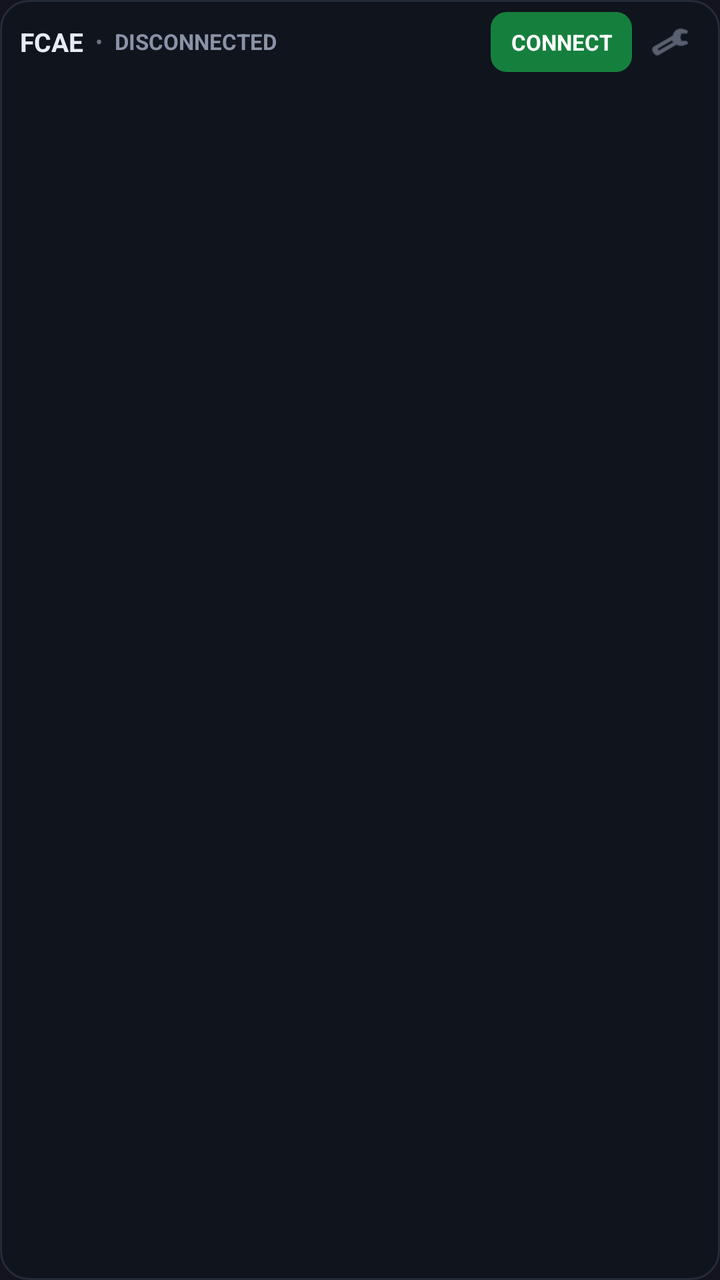
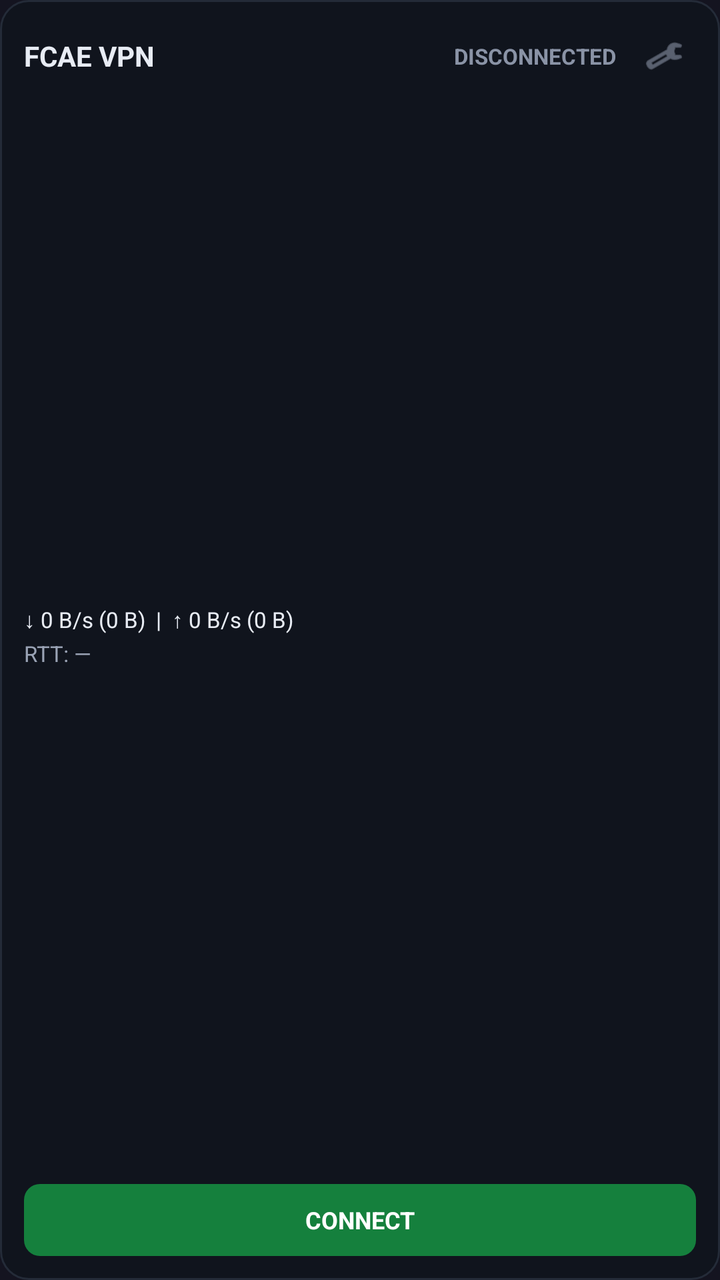

The first picture is an Android layout as it rendered before a commit; the second is the same layout after the commit. The layout source and the unified diff follow.
<!-- AndroidManifest.xml: application theme Theme.FCAEVPN -->
<!-- res/layout/widget_vpn.xml -->
<?xml version="1.0" encoding="utf-8"?>
<LinearLayout xmlns:android="http://schemas.android.com/apk/res/android"
    android:id="@+id/widget_root"
    android:layout_width="match_parent"
    android:layout_height="wrap_content"
    android:orientation="vertical"
    android:background="@drawable/widget_bg"
    android:paddingStart="10dp"
    android:paddingEnd="10dp"
    android:paddingTop="6dp"
    android:paddingBottom="6dp">

    <LinearLayout
        android:layout_width="match_parent"
        android:layout_height="wrap_content"
        android:orientation="horizontal"
        android:gravity="center_vertical">

        <LinearLayout
            android:id="@+id/widget_info_layout"
            android:layout_width="0dp"
            android:layout_height="wrap_content"
            android:layout_weight="1"
            android:orientation="horizontal"
            android:gravity="center_vertical">

            <TextView
                android:id="@+id/widget_title"
                android:layout_width="wrap_content"
                android:layout_height="wrap_content"
                android:text="FCAE"
                android:textColor="#FFE8ECF4"
                android:textSize="13sp"
                android:textStyle="bold" />

            <TextView
                android:layout_width="wrap_content"
                android:layout_height="wrap_content"
                android:layout_marginStart="6dp"
                android:layout_marginEnd="6dp"
                android:text="•"
                android:textColor="#FF6B7280"
                android:textSize="11sp" />

            <TextView
                android:id="@+id/widget_status"
                android:layout_width="wrap_content"
                android:layout_height="wrap_content"
                android:singleLine="true"
                android:ellipsize="end"
                android:text="DISCONNECTED"
                android:textColor="#FF8A93A6"
                android:textSize="11sp"
                android:textStyle="bold" />
        </LinearLayout>

        <TextView
            android:id="@+id/widget_btn_pause_resume"
            android:layout_width="wrap_content"
            android:layout_height="30dp"
            android:layout_marginEnd="5dp"
            android:minWidth="52dp"
            android:paddingStart="8dp"
            android:paddingEnd="8dp"
            android:gravity="center"
            android:background="@drawable/widget_btn_tun_stop"
            android:text="STOP"
            android:textColor="#FFFFFFFF"
            android:textSize="11sp"
            android:textStyle="bold"
            android:visibility="gone" />

        <TextView
            android:id="@+id/widget_btn_action"
            android:layout_width="wrap_content"
            android:layout_height="30dp"
            android:layout_marginEnd="4dp"
            android:minWidth="68dp"
            android:paddingStart="10dp"
            android:paddingEnd="10dp"
            android:gravity="center"
            android:background="@drawable/widget_btn_connect"
            android:text="CONNECT"
            android:textColor="#FFFFFFFF"
            android:textSize="11sp"
            android:textStyle="bold" />

        <ImageButton
            android:id="@+id/widget_btn_settings"
            android:layout_width="30dp"
            android:layout_height="30dp"
            android:background="@android:color/transparent"
            android:contentDescription="Settings"
            android:padding="5dp"
            android:scaleType="fitCenter"
            android:src="@android:drawable/ic_menu_preferences"
            android:tint="#FF8A93A6" />
    </LinearLayout>

    <TextView
        android:id="@+id/widget_stats"
        android:layout_width="match_parent"
        android:layout_height="wrap_content"
        android:layout_marginTop="2dp"
        android:singleLine="true"
        android:ellipsize="end"
        android:text="↓ 0 B/s (0 B)  |  ↑ 0 B/s (0 B)  |  RTT —"
        android:textColor="#FF9AA3B5"
        android:textSize="10sp"
        android:visibility="gone" />

</LinearLayout>
<!-- resources referenced by this layout -->
<resources>
  <!-- drawable widget_bg (drawable) -->
  <?xml version="1.0" encoding="utf-8"?>
  <shape xmlns:android="http://schemas.android.com/apk/res/android"
      android:shape="rectangle">
      <solid android:color="#FF10141D" />
      <corners android:radius="14dp" />
      <stroke
          android:width="1dp"
          android:color="#FF242B38" />
  </shape>
  <!-- drawable widget_btn_connect (drawable) -->
  <?xml version="1.0" encoding="utf-8"?>
  <shape xmlns:android="http://schemas.android.com/apk/res/android"
      android:shape="rectangle">
      <solid android:color="#FF15803D" />
      <corners android:radius="8dp" />
  </shape>
  <!-- drawable widget_btn_tun_stop (drawable) -->
  <?xml version="1.0" encoding="utf-8"?>
  <shape xmlns:android="http://schemas.android.com/apk/res/android"
      android:shape="rectangle">
      <solid android:color="#FFB45309" />
      <corners android:radius="8dp" />
  </shape>
  <style name="Theme.FCAEVPN" parent="Theme.MaterialComponents.DayNight.NoActionBar">
          <item name="colorPrimary">#FF1A3A5C</item>
          <item name="colorPrimaryVariant">#FF0D2137</item>
          <item name="colorOnPrimary">#FFFFFFFF</item>
          <item name="android:windowBackground">#FF141420</item>
          
          <item name="android:textColorPrimary">#FFE8ECF4</item>
          <item name="android:textColorSecondary">#FFB0B8C8</item>
          
          <item name="android:editTextColor">#FFE8ECF4</item>
          <item name="android:textColorHint">#FF6B7280</item>
          
          <item name="android:colorControlActivated">#FF60A5FA</item>
          
          <item name="android:textColorLink">#FF60A5FA</item>
          
          <item name="android:windowLightStatusBar">false</item>
      </style>
</resources>

<!-- the commit's change to res/layout/widget_vpn.xml (unified diff, before → after) -->
@@ -2,111 +2,118 @@
 <LinearLayout xmlns:android="http://schemas.android.com/apk/res/android"
     android:id="@+id/widget_root"
     android:layout_width="match_parent"
-    android:layout_height="wrap_content"
+    android:layout_height="match_parent"
     android:orientation="vertical"
     android:background="@drawable/widget_bg"
-    android:paddingStart="10dp"
-    android:paddingEnd="10dp"
-    android:paddingTop="6dp"
-    android:paddingBottom="6dp">
+    android:padding="12dp">
 
+    
+    <LinearLayout
+        android:id="@+id/widget_header"
+        android:layout_width="match_parent"
+        android:layout_height="wrap_content"
+        android:orientation="horizontal"
+        android:gravity="center_vertical">
+
+        <TextView
+            android:id="@+id/widget_title"
+            android:layout_width="0dp"
+            android:layout_height="wrap_content"
+            android:layout_weight="1"
+            android:text="FCAE VPN"
+            android:textColor="#FFE8ECF4"
+            android:textSize="14sp"
+            android:textStyle="bold" />
+
+        <TextView
+            android:id="@+id/widget_status"
+            android:layout_width="wrap_content"
+            android:layout_height="wrap_content"
+            android:singleLine="true"
+            android:ellipsize="end"
+            android:text="DISCONNECTED"
+            android:textColor="#FF8A93A6"
+            android:textSize="11sp"
+            android:textStyle="bold" />
+
+        <ImageButton
+            android:id="@+id/widget_btn_settings"
+            android:layout_width="32dp"
+            android:layout_height="32dp"
+            android:layout_marginStart="8dp"
+            android:background="@android:color/transparent"
+            android:contentDescription="Settings"
+            android:padding="6dp"
+            android:scaleType="fitCenter"
+            android:src="@android:drawable/ic_menu_preferences"
+            android:tint="#FF8A93A6" />
+    </LinearLayout>
+
+    
+    <LinearLayout
+        android:id="@+id/widget_stats_container"
+        android:layout_width="match_parent"
+        android:layout_height="0dp"
+        android:layout_weight="1"
+        android:layout_marginTop="6dp"
+        android:layout_marginBottom="6dp"
+        android:gravity="center_vertical"
+        android:orientation="vertical">
+
+        <TextView
+            android:id="@+id/widget_stats"
+            android:layout_width="match_parent"
+            android:layout_height="wrap_content"
+            android:singleLine="true"
+            android:ellipsize="end"
+            android:text="↓ 0 B/s (0 B)  |  ↑ 0 B/s (0 B)"
+            android:textColor="#FFE8ECF4"
+            android:textSize="11sp" />
+
+        <TextView
+            android:id="@+id/widget_rtt"
+            android:layout_width="match_parent"
+            android:layout_height="wrap_content"
+            android:layout_marginTop="2dp"
+            android:singleLine="true"
+            android:ellipsize="end"
+            android:text="RTT: —"
+            android:textColor="#FF9AA3B5"
+            android:textSize="11sp" />
+    </LinearLayout>
+
+    
     <LinearLayout
         android:layout_width="match_parent"
         android:layout_height="wrap_content"
         android:orientation="horizontal"
         android:gravity="center_vertical">
 
-        <LinearLayout
-            android:id="@+id/widget_info_layout"
-            android:layout_width="0dp"
-            android:layout_height="wrap_content"
-            android:layout_weight="1"
-            android:orientation="horizontal"
-            android:gravity="center_vertical">
-
-            <TextView
-                android:id="@+id/widget_title"
-                android:layout_width="wrap_content"
-                android:layout_height="wrap_content"
-                android:text="FCAE"
-                android:textColor="#FFE8ECF4"
-                android:textSize="13sp"
-                android:textStyle="bold" />
-
-            <TextView
-                android:layout_width="wrap_content"
-                android:layout_height="wrap_content"
-                android:layout_marginStart="6dp"
-                android:layout_marginEnd="6dp"
-                android:text="•"
-                android:textColor="#FF6B7280"
-                android:textSize="11sp" />
-
-            <TextView
-                android:id="@+id/widget_status"
-                android:layout_width="wrap_content"
-                android:layout_height="wrap_content"
-                android:singleLine="true"
-                android:ellipsize="end"
-                android:text="DISCONNECTED"
-                android:textColor="#FF8A93A6"
-                android:textSize="11sp"
-                android:textStyle="bold" />
-        </LinearLayout>
-
         <TextView
             android:id="@+id/widget_btn_pause_resume"
-            android:layout_width="wrap_content"
-            android:layout_height="30dp"
-            android:layout_marginEnd="5dp"
-            android:minWidth="52dp"
-            android:paddingStart="8dp"
-            android:paddingEnd="8dp"
+            android:layout_width="0dp"
+            android:layout_height="36dp"
+            android:layout_weight="1"
+            android:layout_marginEnd="8dp"
             android:gravity="center"
             android:background="@drawable/widget_btn_tun_stop"
             android:text="STOP"
             android:textColor="#FFFFFFFF"
-            android:textSize="11sp"
+            android:textSize="12sp"
             android:textStyle="bold"
             android:visibility="gone" />
 
         <TextView
             android:id="@+id/widget_btn_action"
-            android:layout_width="wrap_content"
-            android:layout_height="30dp"
-            android:layout_marginEnd="4dp"
-            android:minWidth="68dp"
-            android:paddingStart="10dp"
-            android:paddingEnd="10dp"
+            android:layout_width="0dp"
+            android:layout_height="36dp"
+            android:layout_weight="2"
             android:gravity="center"
             android:background="@drawable/widget_btn_connect"
             android:text="CONNECT"
             android:textColor="#FFFFFFFF"
-            android:textSize="11sp"
+            android:textSize="12sp"
             android:textStyle="bold" />
-
-        <ImageButton
-            android:id="@+id/widget_btn_settings"
-            android:layout_width="30dp"
-            android:layout_height="30dp"
-            android:background="@android:color/transparent"
-            android:contentDescription="Settings"
-            android:padding="5dp"
-            android:scaleType="fitCenter"
-            android:src="@android:drawable/ic_menu_preferences"
-            android:tint="#FF8A93A6" />
     </LinearLayout>
 
-    <TextView
-        android:id="@+id/widget_stats"
-        android:layout_width="match_parent"
-        android:layout_height="wrap_content"
-        android:layout_marginTop="2dp"
-        android:singleLine="true"
-        android:ellipsize="end"
-        android:text="↓ 0 B/s (0 B)  |  ↑ 0 B/s (0 B)  |  RTT —"
-        android:textColor="#FF9AA3B5"
-        android:textSize="10sp"
-        android:visibility="gone" />
-
 </LinearLayout>
